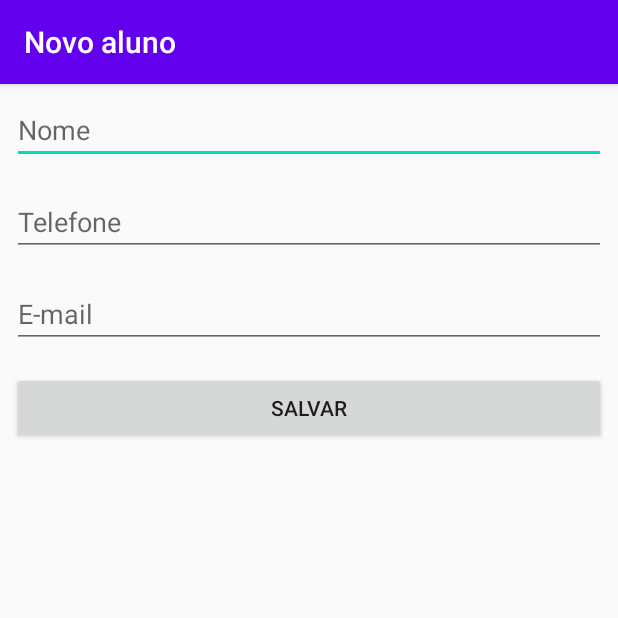
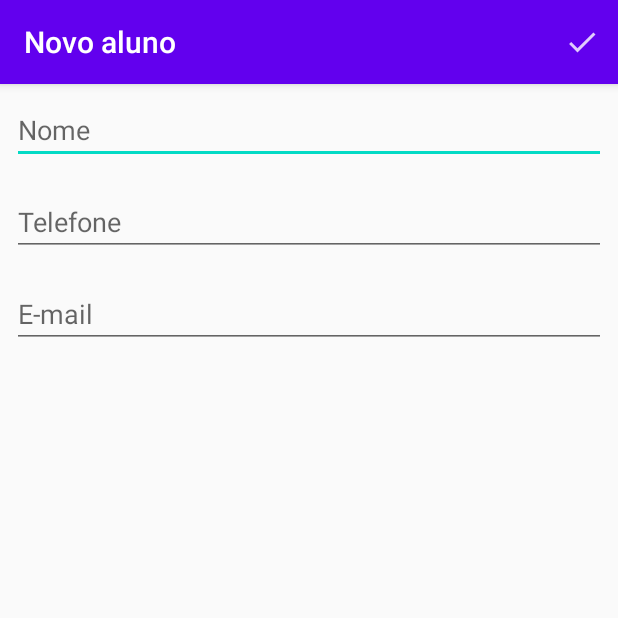
Before and after one commit to AysllaGomes/agenda, an Android app: the screen it shows after launch (FormularioAlunoActivity), after a tap on an icon or button, on a phone screen of 412 x 824 dp, the top half of it. Run offline under Robolectric (Android 15) with nearby library versions, the phone set to English and light mode, and no system bars.

Commit message:
Trocando a cor do icon salvar

```diff
--- a/app/src/main/java/com/example/agenda/ui/activity/FormularioAlunoActivity.java
+++ b/app/src/main/java/com/example/agenda/ui/activity/FormularioAlunoActivity.java
@@ -3,15 +3,16 @@ package com.example.agenda.ui.activity;
 import android.os.Bundle;
 import android.content.Intent;
 
-import android.view.View;
+import android.view.Menu;
+import android.view.MenuItem;
 
-import android.widget.Button;
 import android.widget.EditText;
 
 import com.example.agenda.R;
 import com.example.agenda.model.Aluno;
 import com.example.agenda.ui.DAO.AlunoDAO;
 
+import androidx.annotation.NonNull;
 import androidx.appcompat.app.AppCompatActivity;
 
 import static com.example.agenda.ui.activity.ConstantesActivities.KEY_ALUNO;
@@ -34,9 +35,24 @@ public class FormularioAlunoActivity extends AppCompatActivity {
         setContentView(R.layout.activity_formulario_aluno);
 
         inicializacaoDosCampos();
-        configuraBotaoSalvar();
 
         loadAluno();
+    }
+
+    @Override
+    public boolean onCreateOptionsMenu(Menu menu) {
+        getMenuInflater().inflate(R.menu.activity_formulario_aluno_menu, menu);
+
+        return super.onCreateOptionsMenu(menu);
+    }
+
+    @Override
+    public boolean onOptionsItemSelected(@NonNull MenuItem item) {
+        int itemId = item.getItemId();
+
+        if (itemId == R.id.activity_formulario_aluno_menu_salvar) { finalizaFormulario(); }
+
+        return super.onOptionsItemSelected(item);
     }
 
     private void loadAluno() {
@@ -56,21 +72,6 @@ public class FormularioAlunoActivity extends AppCompatActivity {
         campoNome.setText(aluno.getNome());
         campoTelefone.setText(aluno.getTelefone());
         campoEmail.setText(aluno.getEmail());
-    }
-
-    private void configuraBotaoSalvar() {
-        Button botaoSalvar = findViewById(R.id.activity_formulario_aluno_botao_salvar);
-
-        botaoSalvar.setOnClickListener(
-                new View.OnClickListener() {
-
-                    @Override
-                    public void onClick(View view) {
-                        finalizaFormulario();
-                    }
-
-                }
-        );
     }
 
     private void finalizaFormulario() {
--- a/app/src/main/res/drawable-anydpi/ic_action_salvar_aluno.xml
+++ b/app/src/main/res/drawable-anydpi/ic_action_menu_salvar.xml
@@ -3,8 +3,8 @@
     android:height="24dp"
     android:viewportWidth="24"
     android:viewportHeight="24"
-    android:tint="#333333"
-    android:alpha="0.6">
+    android:tint="#FFFFFF"
+    android:alpha="0.8">
     <path
         android:fillColor="#FF000000"
         android:pathData="M9,16.2L4.8,12l-1.4,1.4L9,19 21,7l-1.4,-1.4L9,16.2z"/>
--- a/app/src/main/res/layout/activity_formulario_aluno.xml
+++ b/app/src/main/res/layout/activity_formulario_aluno.xml
@@ -1,7 +1,12 @@
 <?xml version="1.0" encoding="utf-8"?>
-<LinearLayout xmlns:android="http://schemas.android.com/apk/res/android"
+
+<ScrollView xmlns:android="http://schemas.android.com/apk/res/android"
     android:layout_width="match_parent"
-    android:layout_height="match_parent"
+    android:layout_height="wrap_content">
+
+    <LinearLayout
+        android:layout_width="match_parent"
+        android:layout_height="wrap_content"
         android:orientation="vertical">
 
         <EditText
@@ -31,12 +36,6 @@
             android:inputType="textEmailAddress"
             />
 
-    <Button
-        android:id="@+id/activity_formulario_aluno_botao_salvar"
-        android:layout_width="match_parent"
-        android:layout_height="wrap_content"
-        android:layout_margin="8dp"
-        android:text="Salvar"
-    />
+    </LinearLayout>
 
-</LinearLayout>
+</ScrollView>
--- a/app/src/main/res/menu/activity_formulario_aluno_menu.xml
+++ b/app/src/main/res/menu/activity_formulario_aluno_menu.xml
@@ -1,4 +1,11 @@
 <?xml version="1.0" encoding="utf-8"?>
-<menu xmlns:android="http://schemas.android.com/apk/res/android">
+<menu xmlns:android="http://schemas.android.com/apk/res/android"
+    xmlns:app="http://schemas.android.com/apk/res-auto">
+
+
+    <item android:id="@+id/activity_formulario_aluno_menu_salvar"
+        app:showAsAction="always"
+        android:icon="@drawable/ic_action_menu_salvar"
+        android:title="@string/salvar" />
 
 </menu>
--- a/app/src/main/res/menu/activity_lista_alunos_menu.xml
+++ b/app/src/main/res/menu/activity_lista_alunos_menu.xml
@@ -1,4 +1,7 @@
 <?xml version="1.0" encoding="utf-8"?>
-<menu xmlns:android="http://schemas.android.com/apk/res/android">
+<menu xmlns:app="http://schemas.android.com/apk/res-auto"
+    xmlns:android="http://schemas.android.com/apk/res/android">
 
+    <item android:id="@+id/activity_lista_alunos_menu_remover"
+        android:title="@string/remover" />
 </menu>
--- a/app/src/main/res/values/strings.xml
+++ b/app/src/main/res/values/strings.xml
@@ -1,3 +1,5 @@
 <resources>
     <string name="app_name">Agenda</string>
+    <string name="remover">Remover</string>
+    <string name="salvar">Salvar</string>
 </resources>
```
Also changed, not shown: app/src/main/java/com/example/agenda/ui/activity/ListaAlunosActivity.java (+28 -12 lines), app/src/main/res/drawable-hdpi/ic_action_menu_salvar.png (added), app/src/main/res/drawable-hdpi/ic_action_salvar_aluno.png (deleted), app/src/main/res/drawable-mdpi/ic_action_menu_salvar.png (added), app/src/main/res/drawable-mdpi/ic_action_salvar_aluno.png (deleted), app/src/main/res/drawable-xhdpi/ic_action_menu_salvar.png (added), app/src/main/res/drawable-xhdpi/ic_action_salvar_aluno.png (deleted), app/src/main/res/drawable-xxhdpi/ic_action_menu_salvar.png (added), app/src/main/res/drawable-xxhdpi/ic_action_salvar_aluno.png (deleted). Lines whose indentation alone changed are shown as unchanged.
